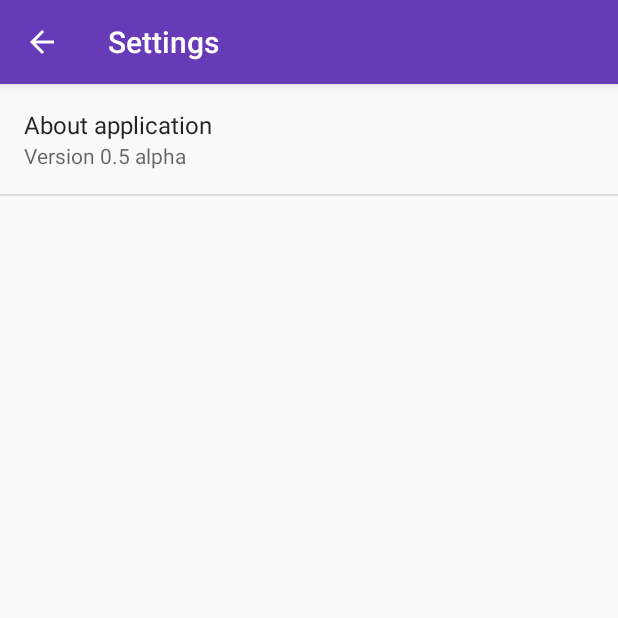
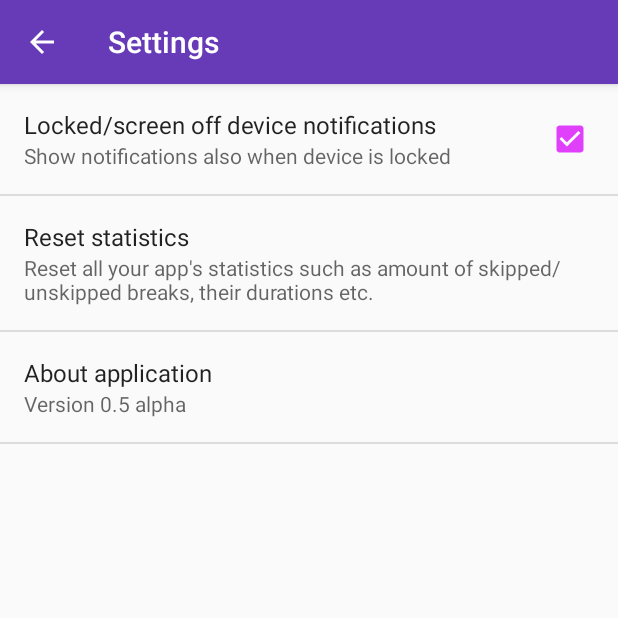
Before and after one commit to smutkiewicz/Blink-Break, an Android app: the screen it shows after launch (SettingsActivity), after a tap on "Settings", on a phone screen of 412 x 824 dp, the top half of it. Run offline under Robolectric (Android 15) with nearby library versions, the phone set to English and light mode, and no system bars.

Commit message:
Stats and new settings features added

```diff
--- a/app/src/main/java/com/smutkiewicz/blinkbreak/SettingsActivity.kt
+++ b/app/src/main/java/com/smutkiewicz/blinkbreak/SettingsActivity.kt
@@ -1,10 +1,16 @@
 package com.smutkiewicz.blinkbreak
 
+import android.content.SharedPreferences
 import android.os.Bundle
 import android.preference.Preference
 import android.preference.PreferenceFragment
+import android.preference.PreferenceManager
 import android.support.v7.app.AlertDialog
 import android.support.v7.app.AppCompatActivity
+import com.smutkiewicz.blinkbreak.util.PREF_NOTIFICATIONS_WHEN_DEVICE_LOCKED
+import com.smutkiewicz.blinkbreak.util.StatsHelper.Companion.STAT_LAST_BREAK
+import com.smutkiewicz.blinkbreak.util.StatsHelper.Companion.STAT_SKIPPED_BREAKS
+import com.smutkiewicz.blinkbreak.util.StatsHelper.Companion.STAT_UNSKIPPED_BREAKS
 
 class SettingsActivity : AppCompatActivity() {
 
@@ -24,16 +30,55 @@ class SettingsActivity : AppCompatActivity() {
     }
 
     class SettingsFragment : PreferenceFragment() {
+
+        lateinit var sp: SharedPreferences
+
         override fun onCreate(savedInstanceState: Bundle?) {
             super.onCreate(savedInstanceState)
             addPreferencesFromResource(R.xml.preferences)
+            sp = PreferenceManager.getDefaultSharedPreferences(activity)
 
+            setNotifyWhenLockedPreferenceListener()
+            setStatsPreferenceListener()
             setInfoPreferenceListener()
+        }
+
+        private fun setNotifyWhenLockedPreferenceListener() {
+            val notifyWhenLocked = preferenceManager.findPreference(NOTIFY_WHEN_LOCKED)
+            notifyWhenLocked.setOnPreferenceChangeListener({ _, newValue ->
+                sp.edit().putBoolean(PREF_NOTIFICATIONS_WHEN_DEVICE_LOCKED, newValue as Boolean).apply()
+                true
+            })
+        }
+
+        private fun setStatsPreferenceListener() {
+            val stats = preferenceManager.findPreference(STATS)
+            stats.onPreferenceClickListener = Preference.OnPreferenceClickListener {
+                val builder = AlertDialog.Builder(activity)
+                val info = resources.getString(R.string.settings_stats_message)
+
+                builder.setMessage(info)
+                        .setTitle(R.string.settings_reset_stats_title)
+                        .setIcon(R.drawable.ic_alert_24dp)
+                        .setPositiveButton(android.R.string.ok,
+                                { dialog, _ ->
+                                    sp.edit().putString(STAT_LAST_BREAK, "Never").apply()
+                                    sp.edit().putInt(STAT_UNSKIPPED_BREAKS, 0).apply()
+                                    sp.edit().putInt(STAT_SKIPPED_BREAKS, 0).apply()
+                                    dialog.dismiss()
+                                })
+                        .setNegativeButton(android.R.string.no, { dialog, _ ->
+                            dialog.dismiss()
+                        })
+                        .create().show()
+
+                return@OnPreferenceClickListener true
+            }
         }
 
         private fun setInfoPreferenceListener() {
             val info = preferenceManager.findPreference(INFO)
-            info.onPreferenceClickListener = Preference.OnPreferenceClickListener { preference ->
+            info.onPreferenceClickListener = Preference.OnPreferenceClickListener {
                 onInfoPreferenceClicked()
                 return@OnPreferenceClickListener true
             }
@@ -53,6 +98,8 @@ class SettingsActivity : AppCompatActivity() {
     }
 
     companion object {
-        private val INFO = "pref_info"
+        private const val INFO = "pref_info"
+        private const val STATS = "pref_reset_stats"
+        private const val NOTIFY_WHEN_LOCKED = "pref_notifications_device_locked"
     }
 }
--- a/app/src/main/java/com/smutkiewicz/blinkbreak/WelcomeActivity.kt
+++ b/app/src/main/java/com/smutkiewicz/blinkbreak/WelcomeActivity.kt
@@ -174,7 +174,6 @@ class WelcomeActivity : AppCompatActivity() {
 
         override fun isViewFromObject(view: View, obj: Any) = view === obj
 
-
         override fun destroyItem(container: ViewGroup, position: Int, `object`: Any) {
             val view = `object` as View
             container.removeView(view)
--- a/app/src/main/java/com/smutkiewicz/blinkbreak/alarmmanager/BlinkBreakReceiver.kt
+++ b/app/src/main/java/com/smutkiewicz/blinkbreak/alarmmanager/BlinkBreakReceiver.kt
@@ -21,6 +21,5 @@ class BlinkBreakReceiver : BroadcastReceiver() {
     companion object {
         private val TAG = "AlarmReceiver"
         val REQUEST_CODE = 1
-        val ACTION = "com.smutkiewicz.blinkbreak"
     }
 }
--- a/app/src/main/java/com/smutkiewicz/blinkbreak/alarmmanager/BootBroadcastReceiver.kt
+++ b/app/src/main/java/com/smutkiewicz/blinkbreak/alarmmanager/BootBroadcastReceiver.kt
@@ -4,12 +4,14 @@ import android.content.Context
 import android.content.Intent
 import android.os.Build
 import android.support.v4.content.WakefulBroadcastReceiver
+import com.smutkiewicz.blinkbreak.util.NotificationsManager
 
 // WakefulBroadcastReceiver ensures the device does not go back to sleep
 // during the startup of the service
 class BootBroadcastReceiver : WakefulBroadcastReceiver() {
     override fun onReceive(context: Context, i: Intent) {
         val intent = Intent(context, BlinkBreakAlarmService::class.java)
+        NotificationsManager.showServiceActiveNotification(context)
 
         if (Build.VERSION.SDK_INT >= Build.VERSION_CODES.O) {
             context.startForegroundService(intent)
--- a/app/src/main/java/com/smutkiewicz/blinkbreak/util/Constants.kt
+++ b/app/src/main/java/com/smutkiewicz/blinkbreak/util/Constants.kt
@@ -13,6 +13,7 @@ const val PREF_NOTIFICATIONS = "notifications"
 const val PREF_LOWER_BRIGHTNESS = "lower_brightness"
 const val PREF_USER_BRIGHTNESS = "user_brightness"
 const val PREF_RSI_BREAK_WINDOW = "rsi_break_window"
+const val PREF_NOTIFICATIONS_WHEN_DEVICE_LOCKED = "notify_when_device_is_locked"
 
 @JvmField val MESSENGER_INTENT_KEY = "${BuildConfig.APPLICATION_ID}.MESSENGER_INTENT_KEY"
 @JvmField val BREAK_DURATION_KEY = "${BuildConfig.APPLICATION_ID}.BREAK_DURATION_KEY"
--- a/app/src/main/java/com/smutkiewicz/blinkbreak/util/StatsHelper.kt
+++ b/app/src/main/java/com/smutkiewicz/blinkbreak/util/StatsHelper.kt
@@ -2,6 +2,8 @@ package com.smutkiewicz.blinkbreak.util
 import android.content.Context
 import android.content.Context.MODE_PRIVATE
 import android.content.SharedPreferences
+import java.text.SimpleDateFormat
+import java.util.*
 
 class StatsHelper(internal var context: Context) {
     internal var pref: SharedPreferences
@@ -19,6 +21,13 @@ class StatsHelper(internal var context: Context) {
         get() = pref.getInt(STAT_SKIPPED_BREAKS, 0)
         set(value) {
             editor.putInt(STAT_SKIPPED_BREAKS, value)
+            editor.commit()
+        }
+
+    var lastBreak: String
+        get() = pref.getString(STAT_LAST_BREAK, "Never")
+        set(value) {
+            editor.putString(STAT_LAST_BREAK, value)
             editor.commit()
         }
 
@@ -43,12 +52,41 @@ class StatsHelper(internal var context: Context) {
         }
     }
 
+    fun calculateTimeDifference(): String {
+        if (lastBreak != STAT_NEVER) {
+            val currentTime = getTimeStamp()
+            val format = SimpleDateFormat("HH:mm:ss")
+            val date1 = format.parse(lastBreak)
+            val date2 = format.parse(currentTime)
+            val difference = date2.time - date1.time
+
+            var seconds = (difference / 1000)
+            val minutes = (seconds / 60)
+            val hours = (minutes / 60)
+
+            seconds %= 60
+
+            return when {
+                hours > 0 -> String.format("%d", seconds) + " hour(s) ago."
+                minutes > 0 -> String.format("%d", minutes) + " min(s) ago."
+                else -> String.format("%d", seconds) + " second(s) ago."
+            }
+        } else {
+            return STAT_NEVER
+        }
+    }
+
     companion object {
         val STAT_UNSKIPPED_BREAKS = "stat_unskipped_breaks"
         val STAT_SKIPPED_BREAKS = "stat_skipped_breaks"
         val STAT_LAST_BREAK = "stat_last_break"
         val STAT_MAXIMAL_BREAK_DURATION = "stat_max_break_duration"
         val STAT_UNSKIPPED_BREAKS_DURATION = "stat_unskipped_break_duration"
+        val STAT_NEVER = "Never"
+
+        fun getTimeStamp() =
+                SimpleDateFormat("HH:mm:ss").format(Calendar.getInstance().time)
+
     }
 
 }
--- /dev/null
+++ b/app/src/main/res/drawable/ic_alert_24dp.xml
@@ -0,0 +1,9 @@
+<vector xmlns:android="http://schemas.android.com/apk/res/android"
+        android:width="24dp"
+        android:height="24dp"
+        android:viewportWidth="24.0"
+        android:viewportHeight="24.0">
+    <path
+        android:fillColor="#FF000000"
+        android:pathData="M11,15h2v2h-2zM11,7h2v6h-2zM11.99,2C6.47,2 2,6.48 2,12s4.47,10 9.99,10C17.52,22 22,17.52 22,12S17.52,2 11.99,2zM12,20c-4.42,0 -8,-3.58 -8,-8s3.58,-8 8,-8 8,3.58 8,8 -3.58,8 -8,8z"/>
+</vector>
--- a/app/src/main/res/layout/content_main.xml
+++ b/app/src/main/res/layout/content_main.xml
@@ -385,7 +385,7 @@
                     android:id="@+id/textView5"
                     android:layout_width="wrap_content"
                     android:layout_height="wrap_content"
-                    android:layout_marginBottom="16dp"
+                    android:layout_marginBottom="8dp"
                     android:layout_marginStart="8dp"
                     android:layout_marginTop="8dp"
                     android:text="@string/stats_skipped_breaks"
@@ -444,7 +444,7 @@
                     android:id="@+id/skippedBreaksTextView"
                     android:layout_width="wrap_content"
                     android:layout_height="wrap_content"
-                    android:layout_marginBottom="16dp"
+                    android:layout_marginBottom="8dp"
                     android:layout_marginStart="8dp"
                     android:layout_marginTop="8dp"
                     android:text="5"
--- a/app/src/main/res/values/strings.xml
+++ b/app/src/main/res/values/strings.xml
@@ -27,7 +27,8 @@
         countdowns to the end of the break and helps you remember about them.
         You can skip the window if you want or if it\'s not the right moment for a rest.</string>
     <string name="skip_the_break">Skip the break</string>
-    <string name="window_message">Have a break. Protect yourself from RSI consequences.</string>
+    <string name="window_message">Have a break.
+        Protect yourself from RSI consequences - blink, look around.</string>
     <string name="countdown_finished">Finished!</string>
     <string name="title_activity_settings">Settings</string>
 
@@ -37,11 +38,16 @@
     <string name="settings_info_author">Blink Break\n\n
                                 All rights reserved\n
                                 Version 0.5\n
-                                Codename: HelloWorld\n
+                                Codename: TM01\n
                                 Author: Michał Smutkiewicz\n
                                 &#169; Aesthetic Apps Studios 2018
     </string>
     <string name="settings_info_author_title">About the app</string>
+    <string name="settings_notify_when_locked_title">Locked/screen off device notifications</string>
+    <string name="settings_notify_when_locked_summary">Show notifications also when device is locked</string>
+    <string name="settings_reset_stats_title">Reset statistics</string>
+    <string name="settings_reset_stats_summary">Reset all your app\'s statistics such as amount of skipped/unskipped breaks, their durations etc.</string>
+    <string name="settings_stats_message">All your statistics data will be lost. Continue?</string>
 
     <!--Welcome Screen-->
     <string name="next">NEXT</string>
@@ -65,10 +71,13 @@
     <string name="slide_4_desc">Enable notifications to be notified about the breaks. Enable RSI
         window or lowering brightness to be forced by our alert window to have a rest and relax.
         Blink, look away and do not stick to your phone!</string>
+
+    <!--Stats-->
     <string name="statistics">Statistics</string>
     <string name="stats_last_break">Last break:</string>
     <string name="stats_unskipped_breaks">Unskipped breaks:</string>
     <string name="stats_skipped_breaks">Skipped breaks:</string>
     <string name="stats_maximal_break_duration">Maximal break duration:</string>
     <string name="stats_duration_of_unskipped_breaks">Duration of unskipped breaks:</string>
+
 </resources>
--- a/app/src/main/res/xml/preferences.xml
+++ b/app/src/main/res/xml/preferences.xml
@@ -1,6 +1,19 @@
 <?xml version="1.0" encoding="utf-8"?>
 <PreferenceScreen
     xmlns:android="http://schemas.android.com/apk/res/android">
+
+    <CheckBoxPreference
+        android:key="pref_notifications_device_locked"
+        android:title="@string/settings_notify_when_locked_title"
+        android:defaultValue="true"
+        android:summary="@string/settings_notify_when_locked_summary"
+        android:persistent="true"/>
+
+    <Preference
+        android:key="pref_reset_stats"
+        android:title="@string/settings_reset_stats_title"
+        android:summary="@string/settings_reset_stats_summary"
+        android:persistent="true"/>
 
     <Preference
         android:key="pref_info"
```
Also changed, not shown: app/src/main/java/com/smutkiewicz/blinkbreak/MainActivity.kt (+3 -43 lines), app/src/main/java/com/smutkiewicz/blinkbreak/alarmmanager/BlinkBreakAlarmService.kt (+32 -79 lines), app/src/main/java/com/smutkiewicz/blinkbreak/util/NotificationsManager.kt (added, +122 -0 lines), app/src/main/java/com/smutkiewicz/blinkbreak/util/RsiWindowView.kt (+9 -5 lines).
